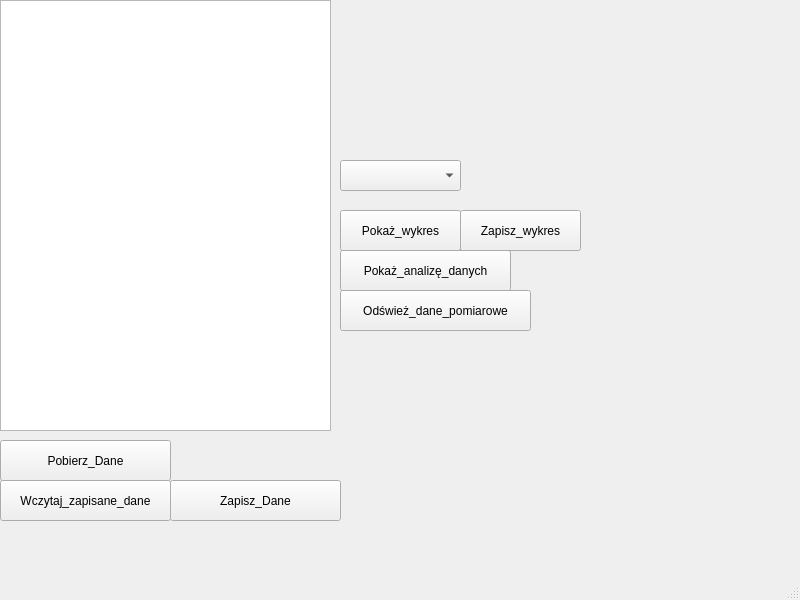
wersix/ProjrektJPO, file mainwindow.ui: the form before one commit.
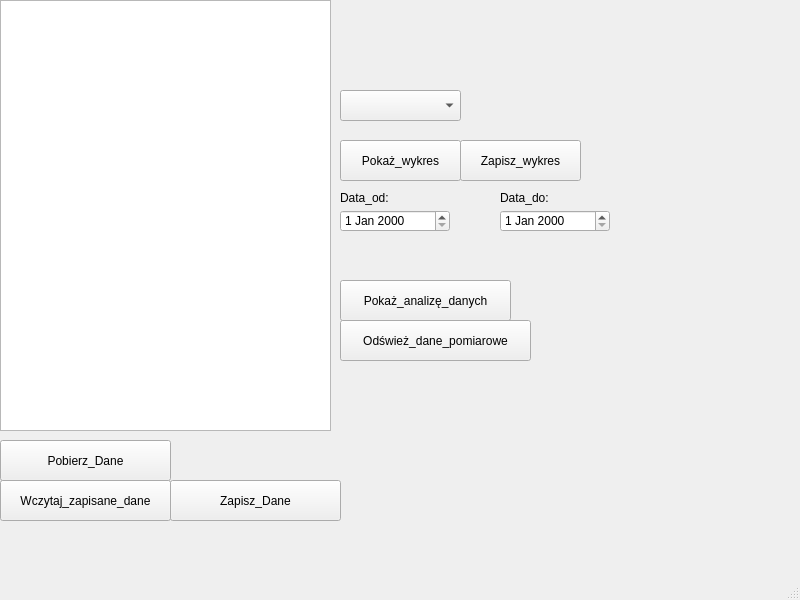
The form after the commit.

Commit message: Dodanie filtracji daty

```diff
--- a/mainwindow.ui
+++ b/mainwindow.ui
@@ -54,7 +54,7 @@
     <property name="geometry">
      <rect>
       <x>340</x>
-      <y>160</y>
+      <y>90</y>
       <width>121</width>
       <height>31</height>
      </rect>
@@ -64,7 +64,7 @@
     <property name="geometry">
      <rect>
       <x>340</x>
-      <y>210</y>
+      <y>140</y>
       <width>121</width>
       <height>41</height>
      </rect>
@@ -90,7 +90,7 @@
     <property name="geometry">
      <rect>
       <x>340</x>
-      <y>250</y>
+      <y>280</y>
       <width>171</width>
       <height>41</height>
      </rect>
@@ -103,7 +103,7 @@
     <property name="geometry">
      <rect>
       <x>460</x>
-      <y>210</y>
+      <y>140</y>
       <width>121</width>
       <height>41</height>
      </rect>
@@ -116,7 +116,7 @@
     <property name="geometry">
      <rect>
       <x>340</x>
-      <y>290</y>
+      <y>320</y>
       <width>191</width>
       <height>41</height>
      </rect>
@@ -125,6 +125,52 @@
      <string>Odśwież_dane_pomiarowe</string>
     </property>
    </widget>
+   <widget class="QLabel" name="dateFromEdit">
+    <property name="geometry">
+     <rect>
+      <x>340</x>
+      <y>190</y>
+      <width>61</width>
+      <height>16</height>
+     </rect>
+    </property>
+    <property name="text">
+     <string>Data_od: </string>
+    </property>
+   </widget>
+   <widget class="QLabel" name="dateToEdit">
+    <property name="geometry">
+     <rect>
+      <x>500</x>
+      <y>190</y>
+      <width>51</width>
+      <height>16</height>
+     </rect>
+    </property>
+    <property name="text">
+     <string>Data_do: </string>
+    </property>
+   </widget>
+   <widget class="QDateEdit" name="startDateTimeEdit">
+    <property name="geometry">
+     <rect>
+      <x>340</x>
+      <y>210</y>
+      <width>110</width>
+      <height>22</height>
+     </rect>
+    </property>
+   </widget>
+   <widget class="QDateEdit" name="endDateTimeEdit">
+    <property name="geometry">
+     <rect>
+      <x>500</x>
+      <y>210</y>
+      <width>110</width>
+      <height>22</height>
+     </rect>
+    </property>
+   </widget>
   </widget>
   <widget class="QMenuBar" name="menubar">
    <property name="geometry">
```
Left out of the diff: 2 changed lines with no effect on the pictures. The commit also changes 1 other file.
